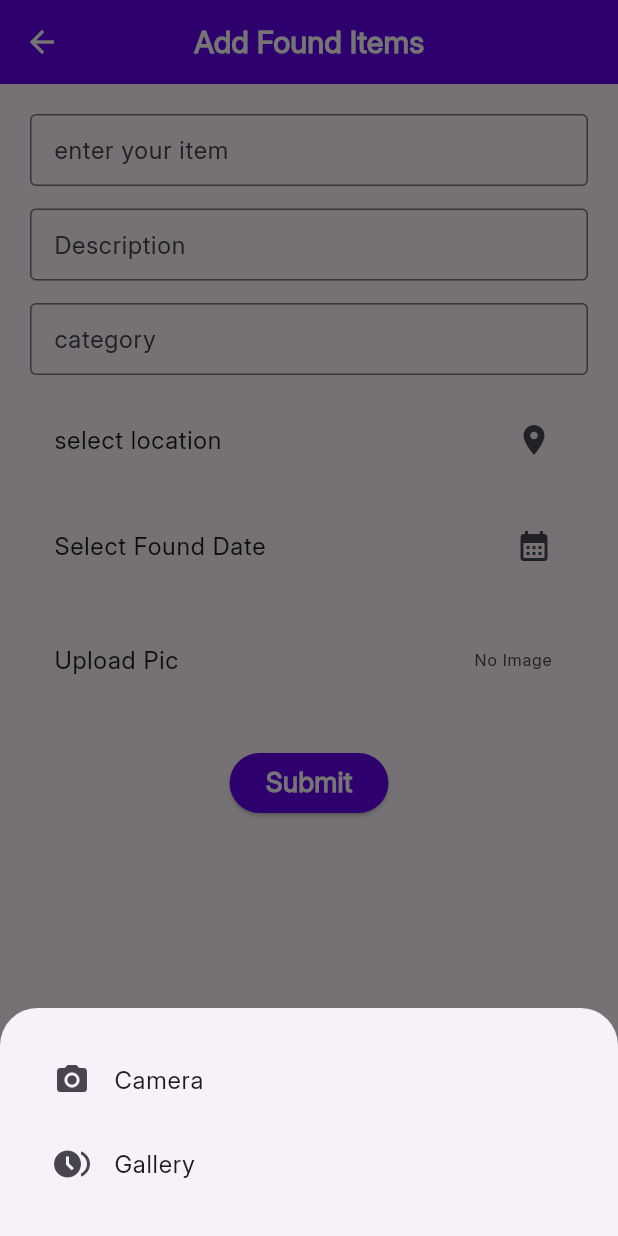
After one commit to Divadine/LostaAndFoundSample, a Flutter app: the FoundItemsScreen screen opened directly, after a tap on "Upload Pic", on a phone screen of 412 x 824 dp. The commit adds this screen. Run offline on Flutter 3.47's test engine with Material 3 defaults, Android fonts, the phone set to English and light mode, and no system bars; our stand-ins replace geocoding, google_maps_flutter, image_picker, shared_preferences, sqflite; accounts and stored records are empty.

Commit message:
found items

```diff
--- a/lib/database/db.dart
+++ b/lib/database/db.dart
@@ -1,4 +1,5 @@
 import 'package:flutter/material.dart';
+import 'package:map_initialization/models/found_items.dart';
 import 'package:map_initialization/models/lost_items.dart';
 import 'package:path/path.dart';
 import 'package:sqflite/sqflite.dart';
@@ -37,17 +38,37 @@ class DbHelper {
       lostDate TEXT,
       latitude REAL,
       longitude REAL,
-      picture TEXT
+      picture TEXT,
+      status TEXT
 
       )
       ''');
+
+
+
+      await data.execute('''
+
+      CREATE TABLE found_items(
+      id INTEGER PRIMARY KEY AUTOINCREMENT,
+      itemName TEXT,
+      description TEXT,
+      categoryType TEXT,
+      foundDate TEXT,
+      latitude REAL,
+      longitude REAL,
+      picture TEXT,
+      status TEXT
+      )
+      ''');
+
+
     }
     );
   }
 
 
 
-  //insert data's
+  //insert lost item data's
 
   Future insertLostItems(LostItems lostItems) async{
     final dbClient = await database;
@@ -62,4 +83,22 @@ class DbHelper {
     return data.map((e) => LostItems.fromJson(e)).toList();
   }
 
+  //insert found item data's
+
+  Future insertFoundItems(FoundItems foundItems) async {
+    final dbClient = await database;
+
+    return await dbClient.insert('found_items', foundItems.toMap(),conflictAlgorithm: ConflictAlgorithm.replace);
+  }
+
+  Future getFoundItems() async {
+    final dbClient = await database;
+
+    final data = await dbClient.query('found_items');
+    return data.map((e) => FoundItems.fromJson(e)).toList();
+  }
+
+
+
+
 }
--- /dev/null
+++ b/lib/models/found_items.dart
@@ -0,0 +1,44 @@
+import 'package:flutter/material.dart';
+import 'package:google_maps_flutter/google_maps_flutter.dart';
+
+class FoundItems {
+
+  final String itemName;
+  final String description;
+  final String categoryType;
+  final DateTime foundDate;
+  final LatLng location;
+  final String? picture;
+  final String? status;
+
+  const FoundItems({required this.itemName, required this.description, required this.categoryType, required this.foundDate, required this.location, this.picture, this.status});
+
+  factory FoundItems.fromJson(Map<String,dynamic> json) {
+    return FoundItems(
+        itemName: json['itemName'],
+        description: json['description'],
+        categoryType: json['categoryType'],
+      foundDate: DateTime.parse(json['foundDate']),
+        location: LatLng(json['latitude'], json['longitude']),
+        picture:json['picture'],
+
+    );
+  }
+
+
+  Map<String,dynamic> toMap() {
+    return {
+      'itemName' : itemName,
+      'description':description,
+      'categoryType':categoryType,
+      'foundDate' : foundDate.toIso8601String(),
+      'latitude': location.latitude,
+      'longitude': location.longitude,
+      'picture':picture,
+      'status' : status,
+
+    };
+  }
+
+
+}
--- /dev/null
+++ b/lib/models/match_results.dart
@@ -0,0 +1,18 @@
+import 'package:flutter/material.dart';
+import 'package:map_initialization/models/found_items.dart';
+
+import 'lost_items.dart';
+
+
+class MatchResult {
+  final LostItems lostItem;
+  final int score;
+
+  MatchResult({
+    required this.lostItem,
+    required this.score,
+  });
+
+
+
+}
--- /dev/null
+++ b/lib/screens/found_items_add.dart
@@ -0,0 +1,384 @@
+import 'dart:io';
+
+import 'package:flutter/material.dart';
+import 'package:google_maps_flutter/google_maps_flutter.dart';
+import 'package:image_picker/image_picker.dart';
+import 'package:map_initialization/models/found_items.dart';
+import 'package:map_initialization/sharedpreference/shared_preference.dart';
+import 'package:map_initialization/utils/color_utils.dart';
+import 'package:map_initialization/utils/font_utils.dart';
+import 'package:map_initialization/utils/tab_mobile_size.dart';
+
+import '../database/db.dart';
+import '../models/lost_items.dart';
+import '../models/match_results.dart';
+import 'map_screen.dart';
+
+class FoundItemsScreen extends StatefulWidget{
+  const FoundItemsScreen({super.key});
+
+  @override
+  State<FoundItemsScreen> createState() => _FoundItemsScreenState();
+}
+
+
+class _FoundItemsScreenState extends State<FoundItemsScreen> {
+
+  LatLng? selectedLocation;
+  DateTime? selectedDate;
+  File? selectedImage;
+
+  final ImagePicker picker = ImagePicker();
+
+  TextEditingController itemNameCtrl = TextEditingController();
+  TextEditingController descriptionCtrl = TextEditingController();
+  TextEditingController categoryCtrl = TextEditingController();
+  TextEditingController locationCtrl = TextEditingController();
+
+  List<FoundItems> foundItems = [];
+
+
+
+  CameraPosition initialPosition = CameraPosition(target: LatLng(28.683649090758525, 77.09355437945047),zoom: 12,);
+
+
+  @override
+  void initState() {
+    super.initState();
+    loadFoundMatched();
+  }
+
+
+  Future<void> loadFoundMatched() async{
+   final data =  await DbHelper.instance.getFoundItems();
+
+   setState(() {
+     foundItems = data;
+   });
+  }
+
+
+
+  List<MatchResult> findMatches(FoundItems foundItems,List<LostItems>  lostItems ) {
+
+    List<MatchResult> matches =[];
+
+    for(var lost in lostItems){
+      int score = 0;
+
+
+      if(lost.categoryType.toLowerCase() == foundItems.categoryType.toLowerCase()){
+        score +=30;
+      }
+
+      if(lost.itemName.toLowerCase().contains(foundItems.itemName.toLowerCase() )  ||   foundItems.itemName.toLowerCase().contains(lost.itemName.toLowerCase())){
+        score += 30;
+      }
+
+      int dayDifference = foundItems.foundDate.difference(lost.lostDate).inDays.abs();
+      if(dayDifference <= 7){
+        score += 20;
+      }
+
+      double latDiff = (lost.location.latitude - foundItems.location.latitude).abs();
+      double logDiff = (lost.location.longitude - foundItems.location.longitude).abs();
+
+      if(latDiff < 0.02 && logDiff < 0.02){
+        score += 20;
+      }
+
+
+      if(score >= 50){
+        matches.add(MatchResult(lostItem: lost, score: score));
+      }
+
+    }
+    matches.sort((a,b) => b.score.compareTo(a.score));
+
+    return matches;
+
+  }
+
+  void onSubmit() async {
+
+    if(itemNameCtrl.text.isEmpty || descriptionCtrl.text.isEmpty || categoryCtrl.text.isEmpty || selectedLocation == null ||  selectedDate == null ){
+      ScaffoldMessenger.of(context).showSnackBar(SnackBar(content: FontUtils(text: 'Please check all the fields',style: AppTextStyle(fontWeight: FontWeight.bold,fontFamily: AppPreference.getFont(),fontSize: ResponsiveSizes.value(context, mobile: 18 , tablet: 25)),)));
+      return;
+    }
+
+    final foundItem = FoundItems(
+      itemName: itemNameCtrl.text,
+      description: descriptionCtrl.text,
+      categoryType: categoryCtrl.text,
+      location: selectedLocation!,
+      foundDate: selectedDate!,
+      picture: selectedImage?.path,
+
+
+    );
+
+    await DbHelper.instance.insertFoundItems(foundItem);
+
+    final lostItems = await DbHelper.instance.getLostItems();
+
+
+    final matches = findMatches(foundItem, lostItems);
+
+    if (matches.isNotEmpty) {
+      showDialog(
+        context: context,
+        builder: (_) {
+          return AlertDialog(
+            title: const Text("Possible Matches"),
+            content: SizedBox(
+              width: double.maxFinite,
+              child: ListView.builder(
+                shrinkWrap: true,
+                itemCount: matches.length,
+                itemBuilder: (context, index) {
+                  final match = matches[index];
+
+                  return ListTile(
+                    leading: SizedBox(height: 50,width: 50,
+                      child: Image.file(File(match.lostItem.picture!),fit: BoxFit.cover,),
+                    ),
+                    title: Text(match.lostItem.itemName),
+                    subtitle: Text(
+                      "Score: ${match.score}%",
+                    ),
+                  );
+                },
+              ),
+            ),
+          );
+        },
+      );
+    }
+
+
+    setState(() {
+      selectedDate = null;
+      selectedLocation = null;
+      selectedImage = null;
+
+    });
+
+
+    itemNameCtrl.clear();
+    descriptionCtrl.clear();
+    categoryCtrl.clear();
+
+
+    await loadFoundMatched();
+
+  }
+
+  Future<void> selectDate() async{
+    final  pickedDate = await showDatePicker(
+      context: context,
+      firstDate: DateTime(2020),
+      lastDate: DateTime.now(),
+      initialDate: DateTime.now(),
+
+    );
+    if(pickedDate != null ){
+      setState(() {
+        selectedDate = pickedDate;
+      });
+    }
+  }
+
+  Future<void> selectLocation()  async {
+    final LatLng? location = await Navigator.push(context, MaterialPageRoute(builder: (_) => MapScreen()));
+
+    if(location != null)  {
+      setState(() {
+        selectedLocation = location;
+      });
+    }
+
+  }
+
+
+  Future<void> photoFromCamera() async {
+    final XFile?  pic = await picker.pickImage(source: ImageSource.camera);
+
+    if(pic != null) {
+      setState(() {
+        selectedImage = File(pic.path) ;
+      });
+    }
+
+  }
+
+  Future<void> photoFromGallery() async {
+    final XFile? pic = await picker.pickImage(source: ImageSource.gallery);
+
+    if(pic != null){
+      setState(() {
+        selectedImage =File(pic.path) ;
+      });
+    }
+  }
+
+  void showImagePicker(){
+    showModalBottomSheet(
+      isScrollControlled: true,
+      shape: const RoundedRectangleBorder(
+        borderRadius: BorderRadius.vertical(top: Radius.circular(25)),
+      ),
+      context: context,
+      builder: (context) {
+
+        return Padding(
+          padding: EdgeInsets.only(
+            left: 20,
+            right: 20,
+            top: 20,
+            bottom: MediaQuery.of(context).viewInsets.bottom + 20,
+          ),
+          child: Wrap(
+            children: [
+              ListTile(
+                leading: Icon(Icons.camera_alt),
+                title: FontUtils(text: 'Camera'),
+                onTap: (){
+                  photoFromCamera();
+                  Navigator.pop(context);
+                },
+              ),
+
+
+              ListTile(
+                leading: Icon(Icons.browse_gallery),
+                title: FontUtils(text: 'Gallery'),
+                onTap: (){
+                  photoFromGallery();
+                  Navigator.pop(context);
+                },
+              ),
+            ],
+          ),
+        );
+      },);
+  }
+
+
+
+
+
+  @override
+  Widget build(BuildContext context) {
+    return Scaffold(
+      appBar: AppBar(
+        leading: IconButton(
+            onPressed: (){
+              Navigator.pop(context);
+            },
+            icon: Icon(Icons.arrow_back,color: Colors.white,)),
+        backgroundColor: AppPreference.getTheme() ? Colors.black : AppColor.defaultColor,
+        centerTitle: true,
+        title: FontUtils(text: 'Add Found Items',style: AppTextStyle(color: Colors.white,fontWeight: FontWeight.bold,fontFamily: AppPreference.getFont(),fontSize: ResponsiveSizes.value(context, mobile: 20, tablet: 30)),),
+      ),
+
+
+      body: Padding(
+        padding: EdgeInsets.all(ResponsiveSizes.value(context, mobile: 20, tablet: 35)),
+        child: Column(
+          children: [
+            Column(
+              children: [
+                TextField(
+                  controller: itemNameCtrl,
+                  decoration: InputDecoration(border: OutlineInputBorder(),hintText: 'enter your item ',contentPadding: EdgeInsets.all(12)),
+                ),
+                SizedBox(height: 15,),
+                TextField(
+                  controller: descriptionCtrl,
+                  decoration: InputDecoration(border: OutlineInputBorder(),hintText: 'Description ',contentPadding: EdgeInsets.all(12)),
+                ),
+                SizedBox(height: 15,),
+                TextField(
+                  controller: categoryCtrl,
+                  decoration: InputDecoration(border: OutlineInputBorder(),hintText: 'category ',contentPadding: EdgeInsets.all(12)),
+                ),
+                SizedBox(height: 15,),
+
+
+
+                // TextField(
+                //   controller: locationCtrl,
+                //   decoration: InputDecoration(border: OutlineInputBorder(),hintText: 'location',contentPadding: EdgeInsets.all(12)),
+                // ),
+
+                ListTile(
+                  title: FontUtils(text: selectedLocation == null ? 'select location' : '${selectedLocation!.latitude.toStringAsFixed(4)},${selectedLocation!.longitude.toStringAsFixed(4)} '),
+                  trailing: Icon(Icons.location_on),
+                  onTap: selectLocation,
+                ),
+
+
+
+                SizedBox(height: 15,),
+
+                ListTile(
+                  tileColor: Colors.transparent,
+
+                  title: FontUtils(
+                      text: selectedDate == null ? 'Select Found Date' : selectedDate.toString().split(' ')[0]),
+
+                  trailing: const Icon(Icons.calendar_month),
+                 onTap: selectDate,
+                ),
+              ],
+            ),
+
+            SizedBox(height: 20,),
+
+            ListTile(
+             onTap:showImagePicker,
+              title: FontUtils(text: 'Upload Pic'),
+              trailing: FontUtils(text: selectedImage == null
+                  ? 'No Image' : selectedImage!.path.split('/').last),
+            ),
+
+
+            SizedBox(height: ResponsiveSizes.value(context, mobile: 30, tablet: 55),),
+
+            // submit button
+
+            ElevatedButton(
+                style: ElevatedButton.styleFrom(backgroundColor: AppPreference.getTheme() ? Colors.black : AppColor.defaultColor),
+                onPressed: onSubmit,
+
+
+                child: FontUtils(text: 'Submit',style: AppTextStyle(color: Colors.white,fontWeight: FontWeight.bold,fontSize: ResponsiveSizes.value(context, mobile: 18, tablet: 24)),)
+            ),
+
+
+            Expanded(
+              child: ListView.builder(
+                 itemCount: foundItems.length,
+
+                  itemBuilder: (context,index){
+                    final items = foundItems[foundItems.length - 1 - index];
+                    return ListTile(
+                      leading: SizedBox(height: 50,width: 50,
+                        child: Image.file(File(items.picture!)),
+                      ),
+                      title: FontUtils(text: items.itemName),
+                      subtitle: FontUtils(
+                        text:
+                        '${items.location.latitude.toStringAsFixed(4)}, '
+                            '${items.location.longitude.toStringAsFixed(4)}',
+                      ),
+                      trailing: FontUtils(text: items.categoryType),
+                    );
+                  }),
+            )
+          ],
+        ),
+      ),
+    );
+  }
+}
--- a/lib/screens/map_screen.dart
+++ b/lib/screens/map_screen.dart
@@ -59,9 +59,11 @@ class MapScreenState extends State<MapScreen> {
 
             GoogleMap(
               initialCameraPosition: initialPosition,
+
                 onMapCreated: (controller) {
                   mapController = controller;
                 },
+
               onTap: (LatLng location){
                 setState(() {
                   selectedLocation =location;
--- a/lib/utils/tab_mobile_size.dart
+++ b/lib/utils/tab_mobile_size.dart
@@ -6,7 +6,7 @@ class ResponsiveSizes {
     return MediaQuery.of(context).size.width >= 600;
   }
 
-  static double value(BuildContext context,{required double mobile,required double tablet,  })
+  static double value(BuildContext context,{required double mobile,required double tablet, })
   {
     return isTablet(context) ? tablet : mobile;
   }
```
Also changed, not shown: lib/screens/home_screen.dart (+30 -1 lines).
